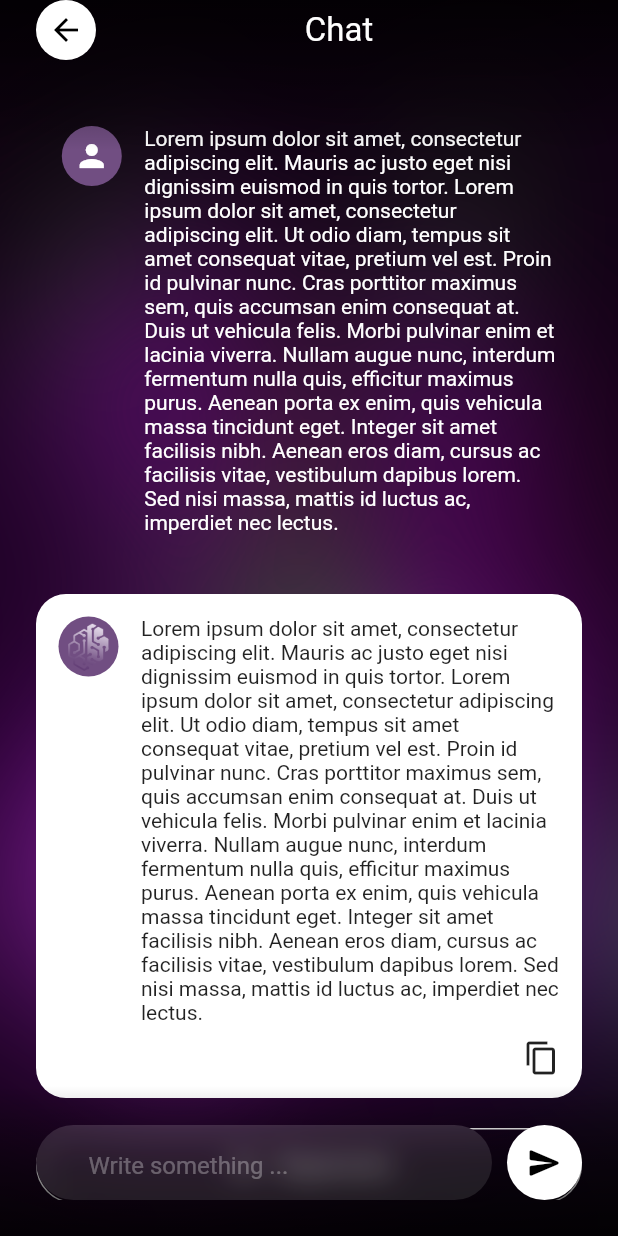
After one commit to hngx-org/brainstorm-ai, a Flutter app: the ChatScreen screen opened by its route, on a phone screen of 412 x 824 dp. The commit adds this screen. Run offline on Flutter 3.47's test engine with Material 2 defaults, Android fonts, the phone set to English and light mode, and no system bars; our stand-ins replace flutter_screenutil, go_router, google_fonts, shared_preferences; accounts and stored records are empty.

Commit message:
created chat screen and some reusable widgets

```diff
--- /dev/null
+++ b/lib/common/constants/reusables/chat_container.dart
@@ -0,0 +1,112 @@
+import 'package:flutter/material.dart';
+import 'package:flutter/services.dart';
+
+class ResponseContainer extends StatelessWidget {
+  final String content;
+  const ResponseContainer({
+    required this.content,
+    super.key});
+
+  @override
+  Widget build(BuildContext context) {
+    return SizedBox(
+      width: double.infinity,
+      child: Container(
+        decoration: BoxDecoration(
+          borderRadius: BorderRadius.circular(20),
+          color: Colors.white
+        ),
+        child: Padding(
+          padding: const EdgeInsets.symmetric(
+            horizontal: 15,
+            vertical: 15
+          ),
+          child: Column(
+            mainAxisSize: MainAxisSize.min,
+            children: [
+              Row(
+                crossAxisAlignment: CrossAxisAlignment.start,
+                children: [
+                  const SizedBox.square(
+                    dimension: 40,
+                    child: CircleAvatar(
+                      backgroundImage: AssetImage('assets/png/logo try.png')
+                    ),
+                  ),
+                  const SizedBox(width: 15),
+                  Expanded(
+                    child: SizedBox(
+                      child: Text(
+                        content,
+                        textAlign: TextAlign.left,
+                        style: const TextStyle(
+                          fontSize: 14
+                        ),
+
+                      ),
+                    ),
+                  ),
+                ],
+              ),
+              const SizedBox(height: 10,),
+              Row(
+                children: [
+                  const Expanded(child: SizedBox()),
+                  GestureDetector(
+                    onTap: () async {
+                      await Clipboard.setData(
+                        ClipboardData(text: content)
+                      ).then((_){
+                        ScaffoldMessenger.of(context).showSnackBar(
+                        const SnackBar(content: Text('copied to clipboard'))
+                        );
+                      });
+                    },
+                    child: const Icon(Icons.copy)
+                  )
+                ],
+              )
+            ],
+          ),
+        ),
+      ),
+    );
+  }
+}
+
+class QueryContainer extends StatelessWidget {
+  final String content;
+  const QueryContainer({
+    required this.content,
+    super.key});
+
+  @override
+  Widget build(BuildContext context) {
+    return SizedBox(
+      width: MediaQuery.of(context).size.width * 0.8,
+      child: Row(
+        crossAxisAlignment: CrossAxisAlignment.start,
+        children: [
+          const SizedBox.square(
+            dimension: 40,
+            child: CircleAvatar(
+              child: Icon(Icons.person),
+            ),
+          ),
+          const SizedBox(width: 15,),
+          Expanded(
+            child: SizedBox(
+              child: Text(
+                content,
+                style: const TextStyle(
+                  color: Colors.white,
+                  fontSize: 14
+                ),
+              ),
+            )
+          )
+        ],
+      ),
+    );
+  }
+}
--- /dev/null
+++ b/lib/common/constants/reusables/transparent_film.dart
@@ -0,0 +1,25 @@
+import 'dart:ui';
+import 'package:flutter/material.dart';
+
+class TransparentFilm extends StatelessWidget {
+  final Color color;
+  final Widget child;
+  const TransparentFilm.light({required this.child, super.key})
+    : color = Colors.white;
+  const TransparentFilm.dark({required this.child, super.key})
+    : color = Colors.black;
+  @override
+  Widget build(BuildContext context) {
+    return Stack(
+      children: [
+        BackdropFilter(
+          filter: ImageFilter.blur(sigmaX: 10, sigmaY: 10),
+          child: Container(
+            color: color.withOpacity(0.1),
+          ),
+        ),
+        child
+      ],
+    );
+  }
+}
--- a/lib/common/constants/route_constant.dart
+++ b/lib/common/constants/route_constant.dart
@@ -3,4 +3,5 @@ class RoutesPath {
   static const String signUpScreen = '/signUp-screen';
   static const String loginScreen = '/login-screen';
   static const String landingScreen = '/landing-screen';
+  static const String chatScreen = '/chat-screen';
 }
--- a/lib/core/config/router_config.dart
+++ b/lib/core/config/router_config.dart
@@ -1,4 +1,5 @@
 import 'package:ai_brainstorm/common/constants/route_constant.dart';
+import 'package:ai_brainstorm/presentation/screens/chat_screen.dart';
 import 'package:ai_brainstorm/presentation/screens/onBoarding/landing_screen/landing_screen.dart';
 import 'package:ai_brainstorm/presentation/screens/splash_screen.dart';
 import 'package:flutter/cupertino.dart';
@@ -23,5 +24,12 @@ final GoRouter routerConfig = GoRouter(
         key: state.pageKey,
       ),
     ),
+    GoRoute(
+      path: RoutesPath.chatScreen,
+      pageBuilder: (context, state) => CupertinoPage<void>(
+        child: const ChatScreen(),
+        key: state.pageKey,
+      ),
+    ),
   ],
 );
--- /dev/null
+++ b/lib/presentation/screens/chat_screen.dart
@@ -0,0 +1,330 @@
+import 'package:ai_brainstorm/common/constants/reusables/chat_container.dart';
+import 'package:ai_brainstorm/common/constants/reusables/transparent_film.dart';
+import 'package:flutter/material.dart';
+
+class ChatScreen extends StatefulWidget {
+  const ChatScreen({super.key});
+  @override
+  State<ChatScreen> createState() => _ChatScreenState();
+}
+
+class _ChatScreenState extends State<ChatScreen> {
+
+  final String content = 'Lorem ipsum dolor sit amet, consectetur adipiscing elit. Mauris ac justo eget nisi dignissim euismod in quis tortor. Lorem ipsum dolor sit amet, consectetur adipiscing elit. Ut odio diam, tempus sit amet consequat vitae, pretium vel est. Proin id pulvinar nunc. Cras porttitor maximus sem, quis accumsan enim consequat at. Duis ut vehicula felis. Morbi pulvinar enim et lacinia viverra. Nullam augue nunc, interdum fermentum nulla quis, efficitur maximus purus. Aenean porta ex enim, quis vehicula massa tincidunt eget. Integer sit amet facilisis nibh. Aenean eros diam, cursus ac facilisis vitae, vestibulum dapibus lorem. Sed nisi massa, mattis id luctus ac, imperdiet nec lectus.';
+  late TextEditingController inputController;
+  late List<String> queries;
+  late List<String> responses;
+  @override
+  void initState(){
+    super.initState();
+    inputController = TextEditingController();
+    queries = [
+      content
+    ];
+    responses = [
+      content
+    ];
+  }
+  @override
+  Widget build(BuildContext context) {
+    return SafeArea(
+      child: Scaffold(
+        body: Stack(
+          children: [
+            SizedBox(
+              height: double.infinity,
+              width: double.infinity,
+              child: FittedBox(
+                fit: BoxFit.fill,
+                child: Image.asset('assets/png/bg.png')
+              ),
+            ),
+            Padding(
+              padding: const EdgeInsets.all(24),
+              child: ListView(
+                children: [
+                  const SizedBox(height: 20),
+                  DisplayContent(queries: queries, responses: responses),
+                  const SizedBox(height: 20,),
+                  const RegenerateButton(),
+                  const SizedBox(height: 80,),
+                ],
+              ),
+            ),
+            const Align(
+              alignment: Alignment.topCenter,
+              child: TopGradient(),
+            ),
+            const Align(
+              alignment: Alignment.topCenter,
+              child: TopSection(),
+            ),
+            const Align(
+              alignment: Alignment.bottomCenter,
+              child: BottomGradient(),
+            ),
+            Align(
+              alignment: Alignment.bottomCenter,
+              child: InputArea(
+                controller: inputController,
+                extraOnTap: (){
+                  setState(() {
+                    inputController.text.isNotEmpty ? queries.add(inputController.text) : null;
+                    inputController.text.isNotEmpty? responses.add(inputController.text) : null; //TODO: get from api first
+                  });
+                },
+              )
+            )
+          ],
+        ),
+      ),
+    );
+  }
+}
+
+class InputArea extends StatelessWidget {
+  final TextEditingController controller;
+  final VoidCallback? extraOnTap;
+  const InputArea ({
+    required this.controller,
+    this.extraOnTap,
+    super.key});
+
+  void submit(context){
+    //TODO: send text from controller to openai api
+    FocusScope.of(context).requestFocus(FocusNode());
+    extraOnTap!();
+    controller.clear();
+
+}
+  @override
+  Widget build(BuildContext context) {
+    return Padding(
+      padding: const EdgeInsets.all(24),
+      child: Row(
+        children: [
+          Expanded(
+            child: SizedBox(
+              height: 50,
+              child: Container(
+                clipBehavior: Clip.antiAlias,
+                decoration: BoxDecoration(
+                  borderRadius: BorderRadius.circular(25),
+                ),
+                child: TransparentFilm.light(
+                  child: Padding(
+                    padding: const EdgeInsets.symmetric(
+                      vertical: 4,
+                      horizontal: 35
+                    ),
+                    child: TextField(
+                      controller: controller,
+                      style: const TextStyle(
+                        color: Colors.white
+                      ),
+                      decoration: const InputDecoration(
+                        border: InputBorder.none,
+                        hintText: 'Write something ...',
+                        hintStyle: TextStyle(
+                          color: Colors.white30
+                        )
+                      ),
+                      onSubmitted: (value) => submit(context),
+                      onTapOutside: (_){
+                        FocusScope.of(context).requestFocus(FocusNode());
+                      },
+                    ),
+                  )
+                ),
+              ),
+            ),
+          ),
+          const SizedBox(width: 10),
+          SizedBox.square(
+            dimension: 50,
+            child: GestureDetector(
+              onTap: ()=> submit(context),
+              child: Container(
+                decoration: BoxDecoration(
+                  borderRadius: BorderRadius.circular(25),
+                  color: Colors.white
+                ),
+                child: const Center(
+                  child: Icon(
+                    Icons.send_rounded,
+                    color: Colors.black,
+                    size: 24,
+                  ),
+                ),
+              ),
+            ),
+          )
+        ],
+      ),
+    );
+  }
+}
+
+class DisplayContent extends StatelessWidget {
+  final List<String> queries;
+  final List<String> responses;
+  const DisplayContent({
+    required this.queries,
+    required this.responses,
+    super.key});
+
+  @override
+  Widget build(BuildContext context) {
+    return Column(
+      children: List.generate(
+        queries.length,
+        (index){
+          return Column(
+            children: [
+              const SizedBox(height: 40,),
+              QueryContainer(content: queries[index]),
+              const SizedBox(height: 40,),
+              ResponseContainer(content: responses[index])
+            ],
+          );
+        }
+      ),
+    );
+  }
+}
+
+class TopSection extends StatelessWidget {
+  const TopSection({super.key});
+
+  @override
+  Widget build(BuildContext context) {
+    return Padding(
+      padding: const EdgeInsets.symmetric(
+        horizontal: 24
+      ),
+      child: SizedBox(
+        height: 40,
+        child: Row(
+          children: [
+            SizedBox.square(
+              dimension: 40,
+              child: GestureDetector(
+                onTap: (){
+                  //TODO: navigate back to home
+                },
+                child: Container(
+                  decoration: BoxDecoration(
+                    borderRadius: BorderRadius.circular(40),
+                    color: Colors.white
+                  ),
+                  child: const Center(
+                    child: Icon(
+                      Icons.arrow_back,
+                      color: Colors.black,
+                      size: 24,
+                    ),
+                  ),
+                ),
+              ),
+            ),
+            const Expanded(
+              child: Center(
+                child: Text(
+                  'Chat',
+                  style: TextStyle(
+                    color: Colors.white,
+                    fontSize: 22,
+                    fontWeight: FontWeight.w400
+                  ),
+                )
+              ),
+            )
+          ],
+        ),
+      ),
+    );
+  }
+}
+
+class RegenerateButton extends StatelessWidget {
+  const RegenerateButton({super.key});
+
+  @override
+  Widget build(BuildContext context) {
+    return GestureDetector(
+      onTap: (){
+        // TODO: regenerate last response
+      },
+      child: SizedBox(
+        height: 50,
+        width: 150,
+        child: Container(
+          decoration: BoxDecoration(
+            borderRadius: BorderRadius.circular(25),
+            border: Border.all(
+              color: Colors.white
+            )
+          ),
+          child: const Row(
+            mainAxisAlignment: MainAxisAlignment.center,
+            children: [
+              Icon(
+                Icons.stop_outlined,
+                color: Colors.white,
+              ),
+              SizedBox(width: 10,),
+              Text(
+                'Regenerate',
+                style: TextStyle(
+                  fontSize: 15,
+                  fontWeight: FontWeight.w500,
+                  color: Colors.white
+                ),
+              )
+            ],
+          ),
+        ),
+      ),
+    );
+  }
+}
+class TopGradient extends StatelessWidget {
+  const TopGradient({super.key});
+
+  @override
+  Widget build(BuildContext context) {
+    return SizedBox(
+      height: 100,
+      child: Container(
+        decoration: const BoxDecoration(
+          gradient: LinearGradient(
+            begin: Alignment.topCenter,
+            end: Alignment.bottomCenter,
+            colors: [Color.fromRGBO(0, 0, 0, 0.75), Colors.transparent]
+          )
+        ),
+      ),
+    );
+  }
+}
+
+class BottomGradient extends StatelessWidget {
+  const BottomGradient({super.key});
+
+  @override
+  Widget build(BuildContext context) {
+    return SizedBox(
+      height: 100,
+      child: Container(
+        decoration: const BoxDecoration(
+          gradient: LinearGradient(
+            begin: Alignment.topCenter,
+            end: Alignment.bottomCenter,
+            // stops: [0, 0.5],
+            colors: [Colors.transparent, Color.fromRGBO(0, 0, 0, 0.75)]
+          )
+        ),
+      ),
+    );
+  }
+}
```
